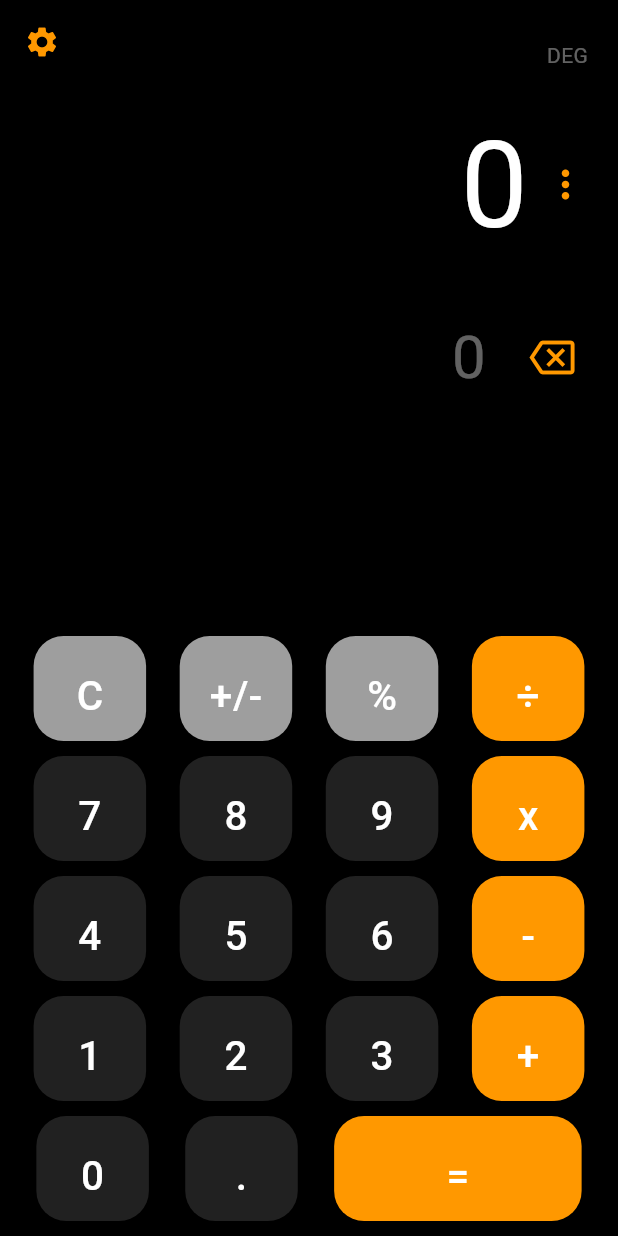
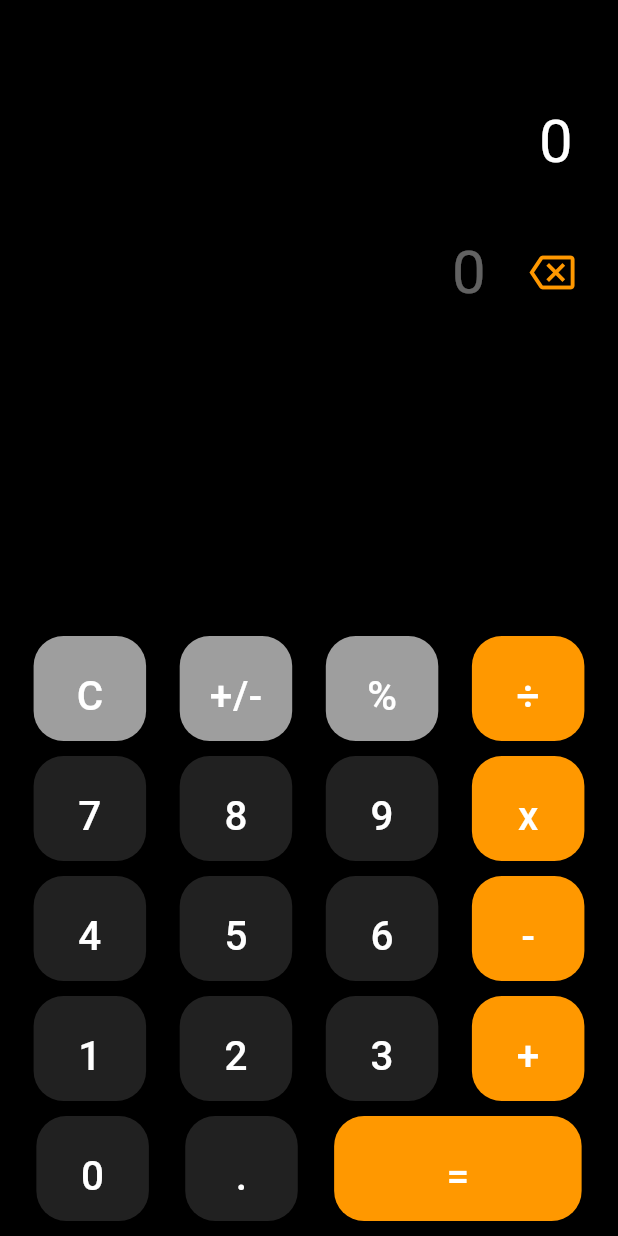
Before and after one commit to GabrielC-Web/flutter_calculator, a Flutter app: the screen it shows after launch, on a phone screen of 412 x 824 dp. Run offline on Flutter 3.47's test engine with Material 3 defaults, Android fonts, the phone set to English and light mode, and no system bars; our stand-ins replace math_expressions.

Commit message:
Mejoras de apariencia

```diff
--- /dev/null
+++ b/lib/calc_button.dart
@@ -0,0 +1,25 @@
+import 'package:flutter/material.dart';
+
+Widget calcButton(
+    String buttonText, Color buttonColor, void Function()? buttonPressed) {
+  return Container(
+    width: buttonText == '=' ? 165 : 75,
+    height: 70,
+    padding: const EdgeInsets.all(0),
+    child: ElevatedButton(
+      onPressed: buttonPressed,
+      style: ElevatedButton.styleFrom(
+          shape: const RoundedRectangleBorder(
+              borderRadius: BorderRadius.all(Radius.circular(20))),
+          backgroundColor: buttonColor,
+          minimumSize: const Size(70, 70),
+          padding: const EdgeInsets.all(20)),
+      // style: ButtonStyle(
+      //     backgroundColor: MaterialStateProperty.all<Color>(buttonColor)),
+      child: Text(
+        buttonText,
+        style: const TextStyle(fontSize: 27, color: Colors.white),
+      ),
+    ),
+  );
+}
--- a/lib/main.dart
+++ b/lib/main.dart
@@ -1,4 +1,5 @@
 import 'package:flutter/material.dart';
+import 'package:flutter_calculator/calc_button.dart';
 import 'package:math_expressions/math_expressions.dart';
 
 void main() {
@@ -162,17 +163,17 @@ class CalculatorState extends State<MyHomePage> {
         appBar: AppBar(
           elevation: 0,
           backgroundColor: Colors.black12,
-          leading: const Icon(
-            Icons.settings,
-            color: Colors.orange,
-          ),
-          actions: const [
-            Padding(
-              padding: EdgeInsets.only(top: 18.0),
-              child: Text('DEG', style: TextStyle(color: Colors.white38)),
-            ),
-            SizedBox(width: 20),
-          ],
+          // leading: const Icon(
+          //   Icons.settings,
+          //   color: Colors.orange,
+          // ),
+          // actions: const [
+          //   Padding(
+          //     padding: EdgeInsets.only(top: 18.0),
+          //     child: Text('DEG', style: TextStyle(color: Colors.white38)),
+          //   ),
+          //   SizedBox(width: 20),
+          // ],
         ),
         body: SafeArea(
           child: Column(
@@ -180,6 +181,10 @@ class CalculatorState extends State<MyHomePage> {
             children: [
               Align(
                 alignment: Alignment.bottomRight,
+                child: RawScrollbar(
+                  radius: const Radius.circular(10),
+                  thumbVisibility: result.length > 7,
+                  trackVisibility: result.length > 7,
                   child: SingleChildScrollView(
                     scrollDirection: Axis.horizontal,
                     child: Column(
@@ -192,10 +197,12 @@ class CalculatorState extends State<MyHomePage> {
                                 padding: const EdgeInsets.all(10.0),
                                 child: Text(result,
                                     textAlign: TextAlign.left,
-                                  style: const TextStyle(
-                                      color: Colors.white, fontSize: 80))),
-                          const Icon(Icons.more_vert,
-                              color: Colors.orange, size: 30),
+                                    style: TextStyle(
+                                        color: Colors.white,
+                                        fontSize:
+                                            result.length > 7 ? 60 : 40))),
+                            // const Icon(Icons.more_vert,
+                            //     color: Colors.orange, size: 30),
                             const SizedBox(width: 20),
                           ],
                         ),
@@ -221,6 +228,7 @@ class CalculatorState extends State<MyHomePage> {
                           ],
                         )
                       ],
+                    ),
                   ),
                 ),
               ),
@@ -304,27 +312,3 @@ class CalculatorState extends State<MyHomePage> {
         ));
   }
 }
-
-Widget calcButton(
-    String buttonText, Color buttonColor, void Function()? buttonPressed) {
-  return Container(
-    width: buttonText == '=' ? 165 : 75,
-    height: 70,
-    padding: const EdgeInsets.all(0),
-    child: ElevatedButton(
-      onPressed: buttonPressed,
-      style: ElevatedButton.styleFrom(
-          shape: const RoundedRectangleBorder(
-              borderRadius: BorderRadius.all(Radius.circular(20))),
-          backgroundColor: buttonColor,
-          minimumSize: const Size(70, 70),
-          padding: const EdgeInsets.all(20)),
-      // style: ButtonStyle(
-      //     backgroundColor: MaterialStateProperty.all<Color>(buttonColor)),
-      child: Text(
-        buttonText,
-        style: const TextStyle(fontSize: 27, color: Colors.white),
-      ),
-    ),
-  );
-}
```
Lines whose indentation alone changed are shown as unchanged.
